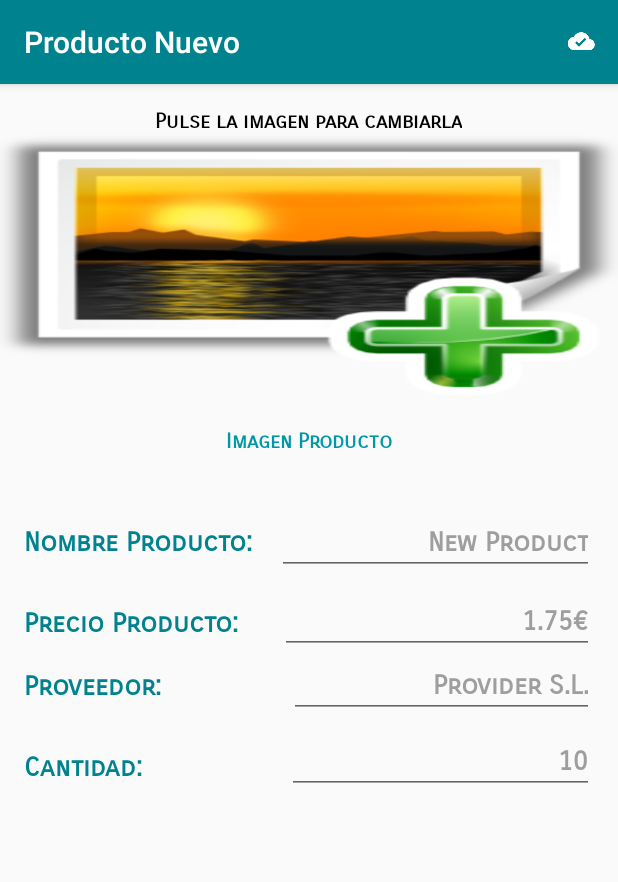
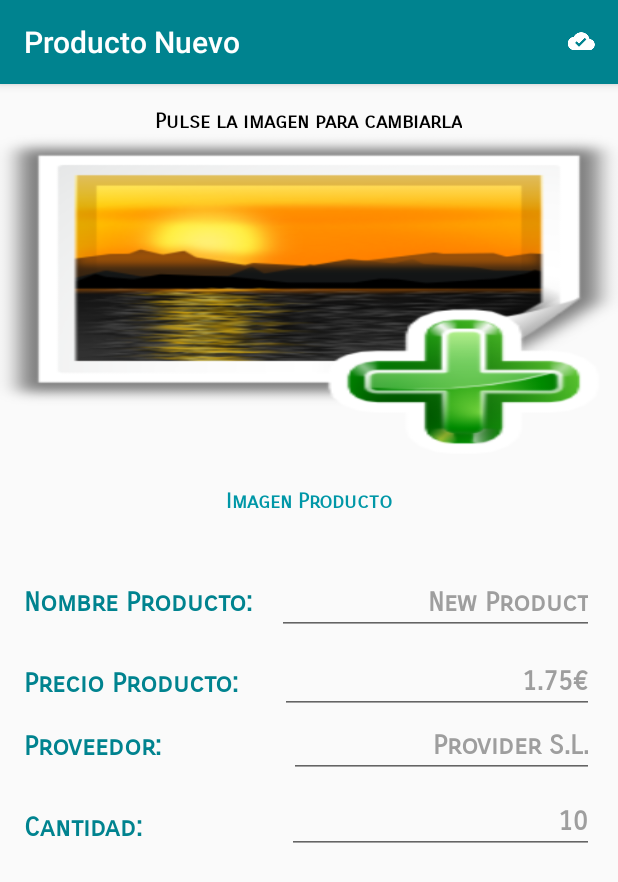
Before and after one commit to flakopGm/InventoryApp, an Android app: the EdicionProductoActivity screen opened directly, with no data from a screen before it, on a phone screen of 412 x 824 dp. Shown: the top 882 px of the screen. Run offline under Robolectric (Android 15) with nearby library versions, the phone set to English and light mode, and no system bars; our stand-ins replace Picasso.

Commit message:
Corrección errores y algunos cambiós de diseño

```diff
--- a/app/src/main/java/com/example/joni/inventoryapp/EdicionProductoActivity.java
+++ b/app/src/main/java/com/example/joni/inventoryapp/EdicionProductoActivity.java
@@ -93,6 +93,7 @@ public class EdicionProductoActivity extends AppCompatActivity
         editTextQuantity = (EditText) findViewById(R.id.quantity);
         TextView textoFoto = (TextView) findViewById(R.id.text_image_product);
         final TextView instrucionesFoto = (TextView) findViewById(R.id.instrucciones_img);
+        View viewSeparadorImagen = (View)findViewById(R.id.view_separador);
 
         // Mantenemos el scrollview en la posición superior.
         scrollview.fullScroll(ScrollView.FOCUS_UP);
@@ -133,6 +134,7 @@ public class EdicionProductoActivity extends AppCompatActivity
             // Inavilitamos la opción de borrar del menú de opciones ya que es un producto nuevo y
             // no se a creado aún, por lo tanto no se puede borrar.
             textoFoto.setVisibility(View.VISIBLE);
+            viewSeparadorImagen.setVisibility(View.GONE);
             invalidateOptionsMenu();
 
         } else {
@@ -141,8 +143,8 @@ public class EdicionProductoActivity extends AppCompatActivity
             setTitle(getString(R.string.titulo_activity_modificar_producto));
             textoFoto.setVisibility(View.GONE);
             instrucionesFoto.setVisibility(View.GONE);
-            imageViewP.setScaleType(ImageView.ScaleType.FIT_XY);
             editTextNameP.setHintTextColor(getResources().getColor(R.color.colorHint));
+            viewSeparadorImagen.setVisibility(View.VISIBLE);
             // Inicializar un cargador para leer los datos del producto de la base de datos y
             // mostrar los valores actuales en el editor
             getLoaderManager().initLoader(EXISTING_PRODUCT_LOADER, null, this);
@@ -333,7 +335,7 @@ public class EdicionProductoActivity extends AppCompatActivity
             if (insertedRow == null) {
                 Toast.makeText(this, R.string.error_guardar_modificado, Toast.LENGTH_LONG).show();
             } else {
-                Toast.makeText(this, R.string.modificado, Toast.LENGTH_LONG).show();
+                Toast.makeText(this, R.string.agregado, Toast.LENGTH_LONG).show();
             }
         } else {
             // De lo contrario procederemos a actualizar e informar de lo sucedido.
--- a/app/src/main/res/layout/edicion_producto.xml
+++ b/app/src/main/res/layout/edicion_producto.xml
@@ -12,6 +12,9 @@
         <ImageView
             android:id="@+id/imagen_producto"
             style="@style/ImagenAddProducto" />
+        <View
+            android:id="@+id/view_separador"
+            style="@style/ViewFotoEdicionProduct"/>
 
         <TextView
             android:id="@+id/text_image_product"
--- a/app/src/main/res/values/strings.xml
+++ b/app/src/main/res/values/strings.xml
@@ -4,6 +4,7 @@
     <string name="rellenado">Faltan campos por rellenar antes de guardar</string>
     <string name="error_guardar_modificado">Error guardando los cambios</string>
     <string name="modificado">Producto modificado correctamente</string>
+    <string name="agregado">Producto añadido correctamente</string>
     <string name="titulo_activity_producto_nuevo">Producto Nuevo</string>
     <string name="titulo_activity_modificar_producto">Modificar Datos Producto</string>
     <string name="descartar_cambios_dialog_msg">Descartar cambios</string>
--- a/app/src/main/res/values/styles.xml
+++ b/app/src/main/res/values/styles.xml
@@ -103,11 +103,19 @@
     <!-- Estilo para la imagen de la foto. -->
     <style name="ImagenAddProducto">
         <item name="android:layout_width">match_parent</item>
-        <item name="android:layout_height">180dp</item>
+        <item name="android:minHeight">220dp</item>
+        <item name="android:layout_height">220dp</item>
         <item name="android:layout_below">@id/instrucciones_img</item>
         <item name="android:layout_centerHorizontal">true</item>
         <item name="android:src">@drawable/new_image</item>
         <item name="android:scaleType">fitXY</item>
+    </style>
+
+    <style name="ViewFotoEdicionProduct">
+        <item name="android:layout_width">match_parent</item>
+        <item name="android:layout_height">2dp</item>
+        <item name="android:background">@color/colorAccent</item>
+        <item name="android:layout_below">@id/imagen_producto</item>
     </style>
 
     <!-- Estilo para el texto inferior de la foto del producto. -->
@@ -378,7 +386,7 @@
     <style name="ImagenProductoListView">
         <item name="android:layout_width">100dp</item>
         <item name="android:layout_height">130dp</item>
-        <item name="android:scaleType">centerCrop</item>
+        <item name="android:scaleType">fitXY</item>
         <item name="android:layout_gravity">start</item>
         <item name="android:background">@color/colorPrimary</item>
     </style>
```
Also changed, not shown: 2 other files.
